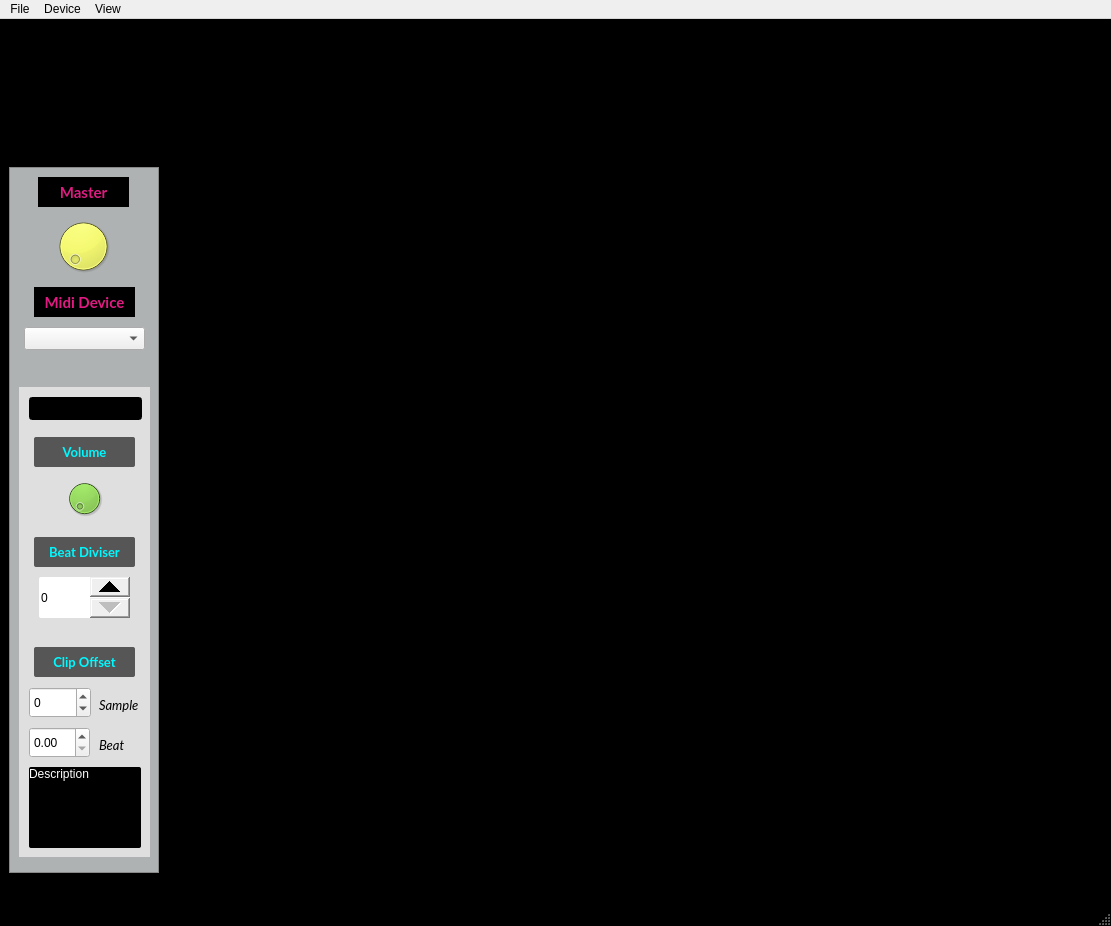
The window that gui_ui.ui (Vampouille/superboucle) describes before a commit, drawn with Qt 5.
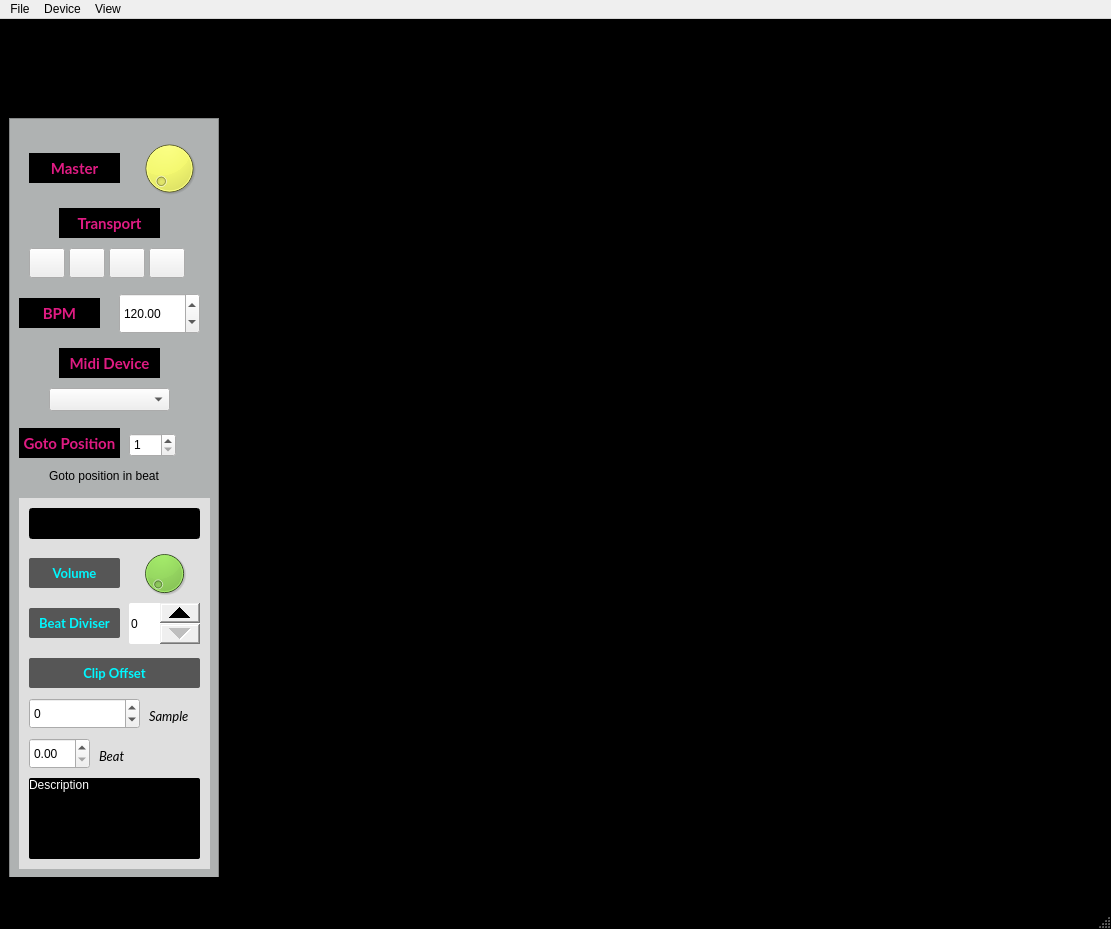
The same window after the commit. Icons and pictures are not drawn. Custom widgets are drawn as their Qt base class.

The edit to the form file:
```diff
--- a/gui_ui.ui
+++ b/gui_ui.ui
@@ -7,7 +7,7 @@
     <x>0</x>
     <y>0</y>
     <width>1111</width>
-    <height>926</height>
+    <height>929</height>
    </rect>
   </property>
   <property name="windowTitle">
@@ -46,8 +46,8 @@
         </property>
         <property name="minimumSize">
          <size>
-          <width>150</width>
-          <height>847</height>
+          <width>210</width>
+          <height>849</height>
          </size>
         </property>
         <property name="frameShape">
@@ -59,8 +59,8 @@
         <widget class="QLabel" name="label_7">
          <property name="geometry">
           <rect>
-           <x>10</x>
-           <y>30</y>
+           <x>45</x>
+           <y>0</y>
            <width>120</width>
            <height>85</height>
           </rect>
@@ -85,9 +85,9 @@
          <property name="geometry">
           <rect>
            <x>0</x>
-           <y>139</y>
-           <width>150</width>
-           <height>706</height>
+           <y>90</y>
+           <width>210</width>
+           <height>760</height>
           </rect>
          </property>
          <property name="styleSheet">
@@ -103,8 +103,8 @@
          <widget class="QSuperDial" name="master_volume">
           <property name="geometry">
            <rect>
-            <x>44</x>
-            <y>49</y>
+            <x>130</x>
+            <y>20</y>
             <width>60</width>
             <height>60</height>
            </rect>
@@ -126,8 +126,8 @@
          <widget class="QLabel" name="label_6">
           <property name="geometry">
            <rect>
-            <x>29</x>
-            <y>10</y>
+            <x>20</x>
+            <y>35</y>
             <width>91</width>
             <height>30</height>
            </rect>
@@ -156,9 +156,9 @@
           <property name="geometry">
            <rect>
             <x>10</x>
-            <y>220</y>
-            <width>131</width>
-            <height>470</height>
+            <y>380</y>
+            <width>191</width>
+            <height>371</height>
            </rect>
           </property>
           <property name="styleSheet">
@@ -175,8 +175,8 @@
             <rect>
              <x>10</x>
              <y>10</y>
-             <width>113</width>
-             <height>23</height>
+             <width>171</width>
+             <height>31</height>
             </rect>
            </property>
            <property name="font">
@@ -197,9 +197,9 @@
           <widget class="QLabel" name="label_5">
            <property name="geometry">
             <rect>
-             <x>15</x>
-             <y>50</y>
-             <width>101</width>
+             <x>10</x>
+             <y>60</y>
+             <width>91</width>
              <height>30</height>
             </rect>
            </property>
@@ -229,10 +229,10 @@
            </property>
            <property name="geometry">
             <rect>
-             <x>45</x>
-             <y>91</y>
-             <width>41</width>
-             <height>41</height>
+             <x>120</x>
+             <y>50</y>
+             <width>51</width>
+             <height>51</height>
             </rect>
            </property>
            <property name="styleSheet">
@@ -249,9 +249,9 @@
           <widget class="QLabel" name="label_4">
            <property name="geometry">
             <rect>
-             <x>15</x>
-             <y>150</y>
-             <width>101</width>
+             <x>10</x>
+             <y>110</y>
+             <width>91</width>
              <height>30</height>
             </rect>
            </property>
@@ -278,9 +278,9 @@
           <widget class="QSpinBox" name="beat_diviser">
            <property name="geometry">
             <rect>
-             <x>20</x>
-             <y>190</y>
-             <width>91</width>
+             <x>110</x>
+             <y>105</y>
+             <width>71</width>
              <height>41</height>
             </rect>
            </property>
@@ -293,9 +293,9 @@
           <widget class="QLabel" name="label_3">
            <property name="geometry">
             <rect>
-             <x>15</x>
-             <y>260</y>
-             <width>101</width>
+             <x>10</x>
+             <y>160</y>
+             <width>171</width>
              <height>30</height>
             </rect>
            </property>
@@ -323,7 +323,7 @@
            <property name="geometry">
             <rect>
              <x>10</x>
-             <y>340</y>
+             <y>240</y>
              <width>61</width>
              <height>31</height>
             </rect>
@@ -338,8 +338,8 @@
           <widget class="QLabel" name="label_2">
            <property name="geometry">
             <rect>
-             <x>80</x>
-             <y>310</y>
+             <x>130</x>
+             <y>210</y>
              <width>44</width>
              <height>16</height>
             </rect>
@@ -359,8 +359,8 @@
            <property name="geometry">
             <rect>
              <x>10</x>
-             <y>300</y>
-             <width>62</width>
+             <y>200</y>
+             <width>111</width>
              <height>31</height>
             </rect>
            </property>
@@ -375,7 +375,7 @@
            <property name="geometry">
             <rect>
              <x>80</x>
-             <y>350</y>
+             <y>250</y>
              <width>44</width>
              <height>16</height>
             </rect>
@@ -395,8 +395,8 @@
            <property name="geometry">
             <rect>
              <x>10</x>
-             <y>380</y>
-             <width>112</width>
+             <y>280</y>
+             <width>171</width>
              <height>81</height>
             </rect>
            </property>
@@ -413,11 +413,197 @@
            </property>
           </widget>
          </widget>
+         <widget class="QPushButton" name="startButton">
+          <property name="geometry">
+           <rect>
+            <x>60</x>
+            <y>130</y>
+            <width>36</width>
+            <height>30</height>
+           </rect>
+          </property>
+          <property name="icon">
+           <iconset resource="gui.qrc">
+            <normaloff>:/icons_24/icons/play_24.png</normaloff>:/icons_24/icons/play_24.png</iconset>
+          </property>
+          <property name="iconSize">
+           <size>
+            <width>24</width>
+            <height>24</height>
+           </size>
+          </property>
+         </widget>
+         <widget class="QPushButton" name="pauseButton">
+          <property name="geometry">
+           <rect>
+            <x>100</x>
+            <y>130</y>
+            <width>36</width>
+            <height>30</height>
+           </rect>
+          </property>
+          <property name="icon">
+           <iconset resource="gui.qrc">
+            <normaloff>:/icons_24/icons/pause_24.png</normaloff>:/icons_24/icons/pause_24.png</iconset>
+          </property>
+          <property name="iconSize">
+           <size>
+            <width>24</width>
+            <height>24</height>
+           </size>
+          </property>
+         </widget>
+         <widget class="QPushButton" name="rewindButton">
+          <property name="geometry">
+           <rect>
+            <x>20</x>
+            <y>130</y>
+            <width>36</width>
+            <height>30</height>
+           </rect>
+          </property>
+          <property name="icon">
+           <iconset resource="gui.qrc">
+            <normaloff>:/icons_24/icons/rewind_24.png</normaloff>:/icons_24/icons/rewind_24.png</iconset>
+          </property>
+          <property name="iconSize">
+           <size>
+            <width>24</width>
+            <height>24</height>
+           </size>
+          </property>
+         </widget>
+         <widget class="QDoubleSpinBox" name="bpm">
+          <property name="geometry">
+           <rect>
+            <x>110</x>
+            <y>175</y>
+            <width>81</width>
+            <height>41</height>
+           </rect>
+          </property>
+          <property name="minimum">
+           <double>1.000000000000000</double>
+          </property>
+          <property name="maximum">
+           <double>260.000000000000000</double>
+          </property>
+          <property name="value">
+           <double>120.000000000000000</double>
+          </property>
+         </widget>
+         <widget class="QLabel" name="label_10">
+          <property name="geometry">
+           <rect>
+            <x>10</x>
+            <y>180</y>
+            <width>81</width>
+            <height>30</height>
+           </rect>
+          </property>
+          <property name="font">
+           <font>
+            <family>Lato</family>
+            <pointsize>11</pointsize>
+            <weight>75</weight>
+            <bold>true</bold>
+            <kerning>true</kerning>
+           </font>
+          </property>
+          <property name="styleSheet">
+           <string notr="true">background-color: black;
+color: rgb(223, 27, 130);</string>
+          </property>
+          <property name="text">
+           <string>BPM</string>
+          </property>
+          <property name="alignment">
+           <set>Qt::AlignCenter</set>
+          </property>
+         </widget>
+         <widget class="QLabel" name="label_11">
+          <property name="geometry">
+           <rect>
+            <x>50</x>
+            <y>90</y>
+            <width>101</width>
+            <height>30</height>
+           </rect>
+          </property>
+          <property name="font">
+           <font>
+            <family>Lato</family>
+            <pointsize>11</pointsize>
+            <weight>75</weight>
+            <bold>true</bold>
+            <kerning>true</kerning>
+           </font>
+          </property>
+          <property name="styleSheet">
+           <string notr="true">background-color: black;
+color: rgb(223, 27, 130);</string>
+          </property>
+          <property name="text">
+           <string>Transport</string>
+          </property>
+          <property name="alignment">
+           <set>Qt::AlignCenter</set>
+          </property>
+         </widget>
+         <widget class="QPushButton" name="gotoButton">
+          <property name="geometry">
+           <rect>
+            <x>140</x>
+            <y>130</y>
+            <width>36</width>
+            <height>30</height>
+           </rect>
+          </property>
+          <property name="icon">
+           <iconset resource="gui.qrc">
+            <normaloff>:/icons_24/icons/goto_24.png</normaloff>:/icons_24/icons/goto_24.png</iconset>
+          </property>
+          <property name="iconSize">
+           <size>
+            <width>24</width>
+            <height>24</height>
+           </size>
+          </property>
+         </widget>
+         <widget class="QSpinBox" name="gotoTarget">
+          <property name="geometry">
+           <rect>
+            <x>120</x>
+            <y>315</y>
+            <width>47</width>
+            <height>24</height>
+           </rect>
+          </property>
+          <property name="minimum">
+           <number>1</number>
+          </property>
+          <property name="maximum">
+           <number>999999999</number>
+          </property>
+         </widget>
+         <widget class="QLabel" name="label_9">
+          <property name="geometry">
+           <rect>
+            <x>40</x>
+            <y>350</y>
+            <width>126</width>
+            <height>15</height>
+           </rect>
+          </property>
+          <property name="text">
+           <string>Goto position in beat</string>
+          </property>
+         </widget>
          <widget class="QComboBox" name="devicesComboBox">
           <property name="geometry">
            <rect>
-            <x>15</x>
-            <y>160</y>
+            <x>40</x>
+            <y>270</y>
             <width>121</width>
             <height>23</height>
            </rect>
@@ -426,8 +612,8 @@
          <widget class="QLabel" name="label_8">
           <property name="geometry">
            <rect>
-            <x>25</x>
-            <y>120</y>
+            <x>50</x>
+            <y>230</y>
             <width>101</width>
             <height>30</height>
            </rect>
@@ -452,6 +638,35 @@
            <set>Qt::AlignCenter</set>
           </property>
          </widget>
+         <widget class="QLabel" name="label_12">
+          <property name="geometry">
+           <rect>
+            <x>10</x>
+            <y>310</y>
+            <width>101</width>
+            <height>30</height>
+           </rect>
+          </property>
+          <property name="font">
+           <font>
+            <family>Lato</family>
+            <pointsize>11</pointsize>
+            <weight>75</weight>
+            <bold>true</bold>
+            <kerning>true</kerning>
+           </font>
+          </property>
+          <property name="styleSheet">
+           <string notr="true">background-color: black;
+color: rgb(223, 27, 130);</string>
+          </property>
+          <property name="text">
+           <string>Goto Position</string>
+          </property>
+          <property name="alignment">
+           <set>Qt::AlignCenter</set>
+          </property>
+         </widget>
         </widget>
        </widget>
       </item>
```
Left out of the diff: 10 changed lines with no effect on the pictures.
